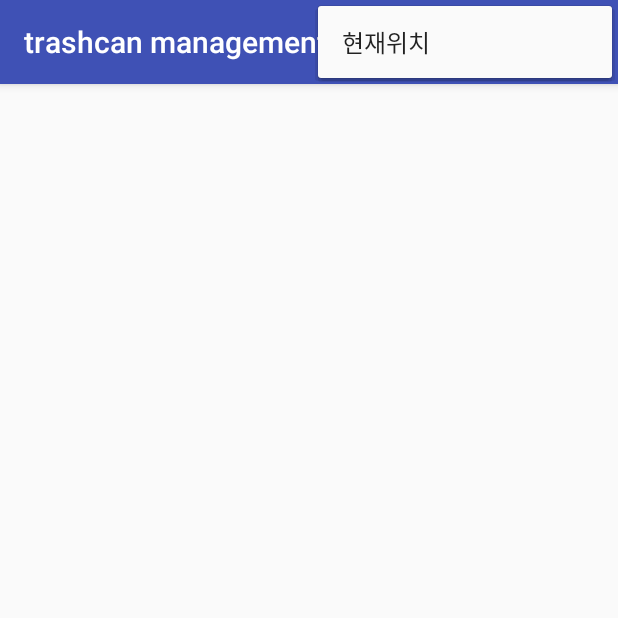
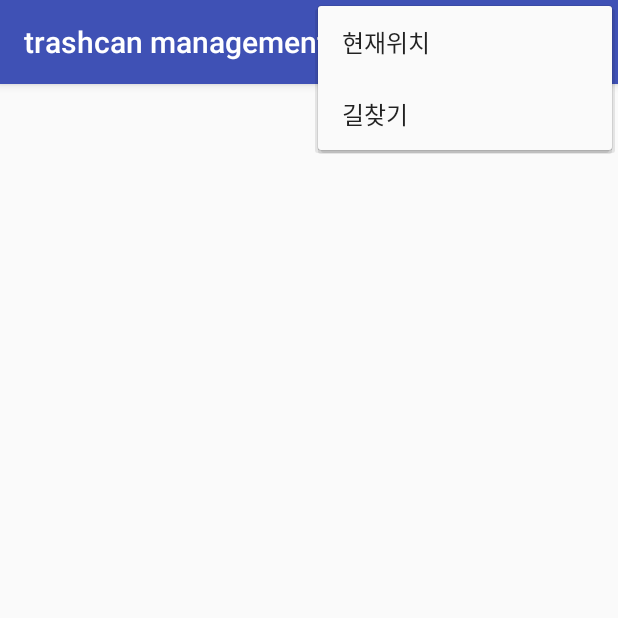
Before and after one commit to SANGBEEN/silmu, an Android app: the MainActivity screen opened directly, with no data from a screen before it, with the options menu open, on a phone screen of 412 x 824 dp, the top half of it. Run offline under Robolectric (Android 15) with nearby library versions, the phone set to English and light mode, and no system bars; libraries missing offline, so code that uses them is left out: com.gun0912.tedpermission, net.daum.mf; 25 statements that could not run were skipped.

Commit message:
버튼디자인완료

```diff
--- a/MyDaum514/app/src/main/java/org/androidtown/location/MainActivity.java
+++ b/MyDaum514/app/src/main/java/org/androidtown/location/MainActivity.java
@@ -631,16 +631,19 @@
         int id = item.getItemId();
 
 
+
+
         switch (id) {
             case R.id.action_settings: {
                 createDefaultMarker(mapView);
                 mapView.setCurrentLocationTrackingMode(MapView.CurrentLocationTrackingMode.TrackingModeOnWithoutHeading);
 
 
-            };
+            }
+            case R.id.action_settings2:{
+
+            }
             AlertDialog.Builder dialog = new AlertDialog.Builder(this);
-            dialog.setTitle("현재위치");
-                //dialog.show();
             return true;
         }
         return onOptionsItemSelected(item);
--- a/MyDaum514/app/src/main/res/menu/menu_main.xml
+++ b/MyDaum514/app/src/main/res/menu/menu_main.xml
@@ -2,10 +2,16 @@
     xmlns:app="http://schemas.android.com/apk/res-auto"
     xmlns:tools="http://schemas.android.com/tools"
     tools:context="org.androidtown.location.MainActivity">
-    <item
+        <item
         android:id="@+id/action_settings"
         android:orderInCategory="100"
         android:title="현재위치"
         app:showAsAction="never" />
+        <item
+        android:id="@+id/action_settings2"
+        android:orderInCategory="100"
+        android:title="길찾기"
+        app:showAsAction="never" />
+
 
 </menu>
```
